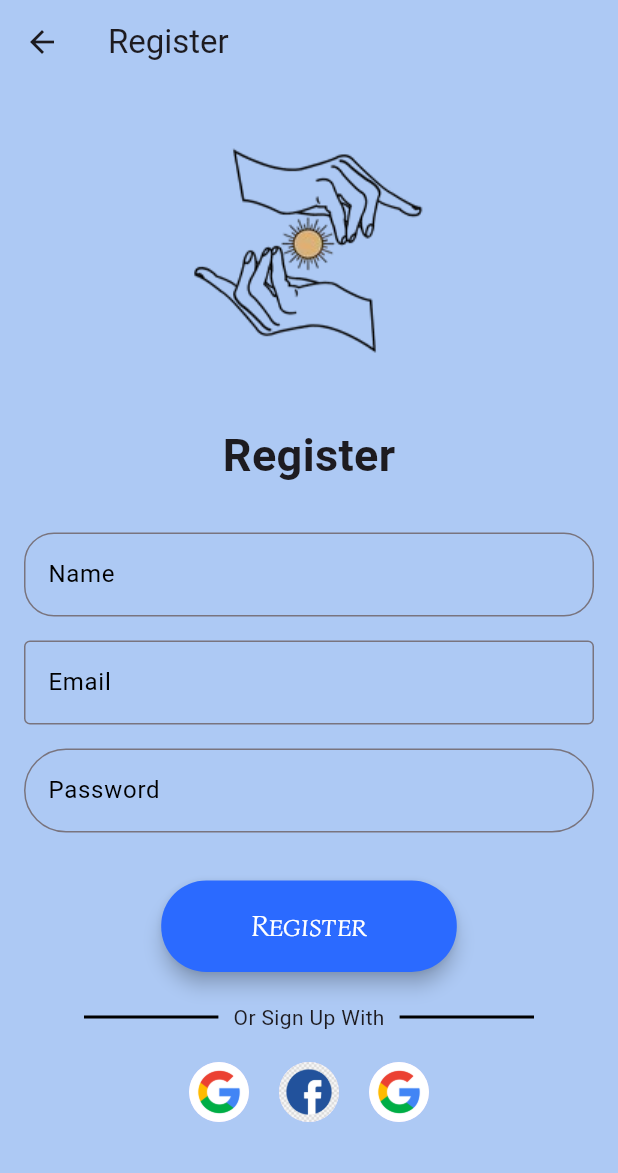
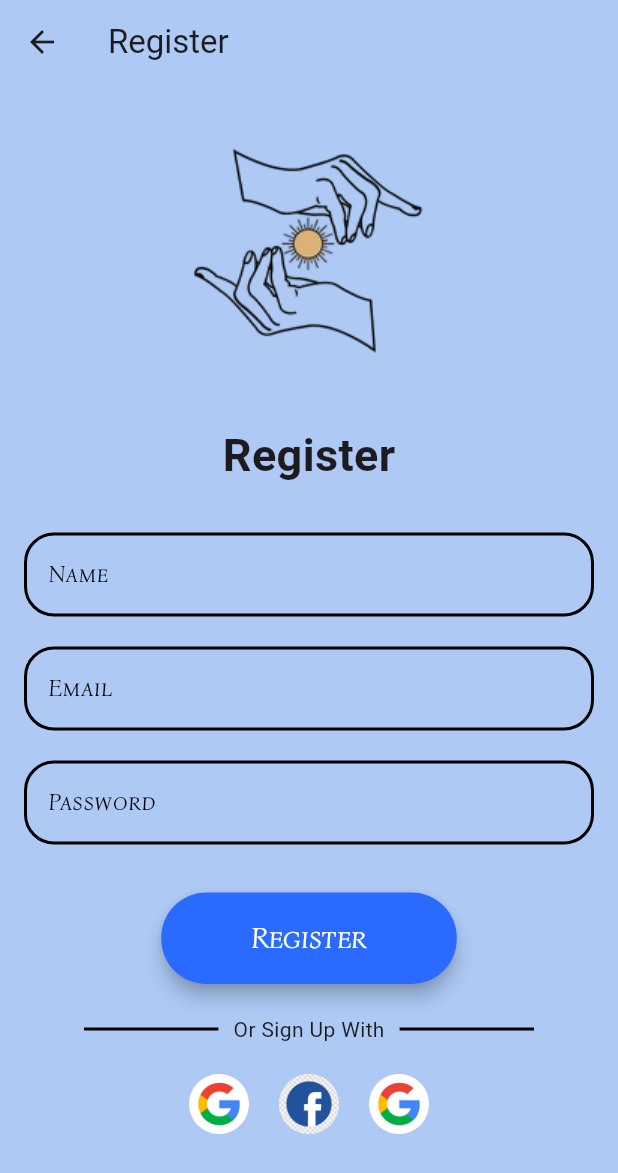
Before and after one commit to ShivKakade/Charity-Mate, a Flutter app: the RegisterPage screen opened directly, on a phone screen of 412 x 824 dp. Shown: the top 1173 px of the screen. Run offline on Flutter 3.47's test engine with Material 3 defaults, Android fonts, the phone set to English and light mode, and no system bars; Roboto replaces fonts that are missing (BonaNovaC).

Commit message:
"Register Page Done & Landing icon issued Fixed"

```diff
--- a/lib/main.dart
+++ b/lib/main.dart
@@ -233,7 +233,6 @@
       child: DropdownButton<String>(
         value: dropdownValue,
         isExpanded: true,
-        icon: const SizedBox.shrink(),
         elevation: 16,
         style: const TextStyle(
           color: Colors.black,
--- a/lib/pages/Register_page.dart
+++ b/lib/pages/Register_page.dart
@@ -34,12 +34,31 @@ class RegisterPage extends StatelessWidget {
                 ),
                 TextFormField(
                   decoration: InputDecoration(
+                    floatingLabelStyle: const TextStyle(
+                        color: Colors.black, // Label color when focused
+                        fontSize: 17, // Enlarged label size when focused
+                        fontFamily: 'BonaNovaSc',
+                        fontStyle: FontStyle.italic),
                     labelText: 'Name',
                     labelStyle: const TextStyle(
+                      fontFamily: 'BonaNovaSc',
+                      fontStyle: FontStyle.italic,
                       color: Colors.black, // Change label text color to white
                     ),
-                    border: OutlineInputBorder(
-                      borderRadius: BorderRadius.circular(20),
+                    focusedBorder: OutlineInputBorder(
+                      borderRadius: BorderRadius.circular(
+                          20), // Rounded corners when focused
+                      borderSide: const BorderSide(
+                        color: Color(0xFF2B6AFF), // Border color when focused
+                        width: 3.0, // Increased thickness when focused
+                      ),
+                    ),
+                    enabledBorder: OutlineInputBorder(
+                      borderRadius: BorderRadius.circular(
+                          20), // Rounded corners when enabled
+                      borderSide: const BorderSide(
+                        width: 2.0, // Thickness when not focused
+                      ),
                     ),
                   ),
                   validator: (value) {
@@ -49,14 +68,35 @@ class RegisterPage extends StatelessWidget {
                     return null;
                   },
                 ),
-                SizedBox(height: 16),
+                SizedBox(height: 20),
                 TextFormField(
                   decoration: InputDecoration(
+                    floatingLabelStyle: const TextStyle(
+                        color: Colors.black, // Label color when focused
+                        fontSize: 17, // Enlarged label size when focused
+                        fontFamily: 'BonaNovaSc',
+                        fontStyle: FontStyle.italic),
                     labelStyle: const TextStyle(
+                      fontFamily: 'BonaNovaSc',
+                      fontStyle: FontStyle.italic,
                       color: Colors.black, // Change label text color to white
                     ),
                     labelText: 'Email',
-                    border: OutlineInputBorder(),
+                    focusedBorder: OutlineInputBorder(
+                      borderRadius: BorderRadius.circular(
+                          20), // Rounded corners when focused
+                      borderSide: const BorderSide(
+                        color: Color(0xFF2B6AFF), // Border color when focused
+                        width: 3.0, // Increased thickness when focused
+                      ),
+                    ),
+                    enabledBorder: OutlineInputBorder(
+                      borderRadius: BorderRadius.circular(
+                          20), // Rounded corners when enabled
+                      borderSide: const BorderSide(
+                        width: 2.0, // Thickness when not focused
+                      ),
+                    ),
                   ),
                   validator: (value) {
                     if (value == null || value.isEmpty) {
@@ -65,16 +105,36 @@ class RegisterPage extends StatelessWidget {
                     return null;
                   },
                 ),
-                SizedBox(height: 16),
+                SizedBox(height: 20),
                 TextFormField(
                   obscureText: true,
                   decoration: InputDecoration(
+                    floatingLabelStyle: const TextStyle(
+                        color: Colors.black, // Label color when focused
+                        fontSize: 17, // Enlarged label size when focused
+                        fontFamily: 'BonaNovaSc',
+                        fontStyle: FontStyle.italic),
                     labelStyle: const TextStyle(
+                      fontFamily: 'BonaNovaSc',
+                      fontStyle: FontStyle.italic,
                       color: Colors.black, // Change label text color to white
                     ),
                     labelText: 'Password',
-                    border: OutlineInputBorder(
-                        borderRadius: BorderRadius.circular(30)),
+                    focusedBorder: OutlineInputBorder(
+                      borderRadius: BorderRadius.circular(
+                          20), // Rounded corners when focused
+                      borderSide: const BorderSide(
+                        color: Color(0xFF2B6AFF), // Border color when focused
+                        width: 1.5, // Increased thickness when focused
+                      ),
+                    ),
+                    enabledBorder: OutlineInputBorder(
+                      borderRadius: BorderRadius.circular(
+                          20), // Rounded corners when enabled
+                      borderSide: const BorderSide(
+                        width: 2.0, // Thickness when not focused
+                      ),
+                    ),
                   ),
                   validator: (value) {
                     if (value == null || value.isEmpty) {
```
